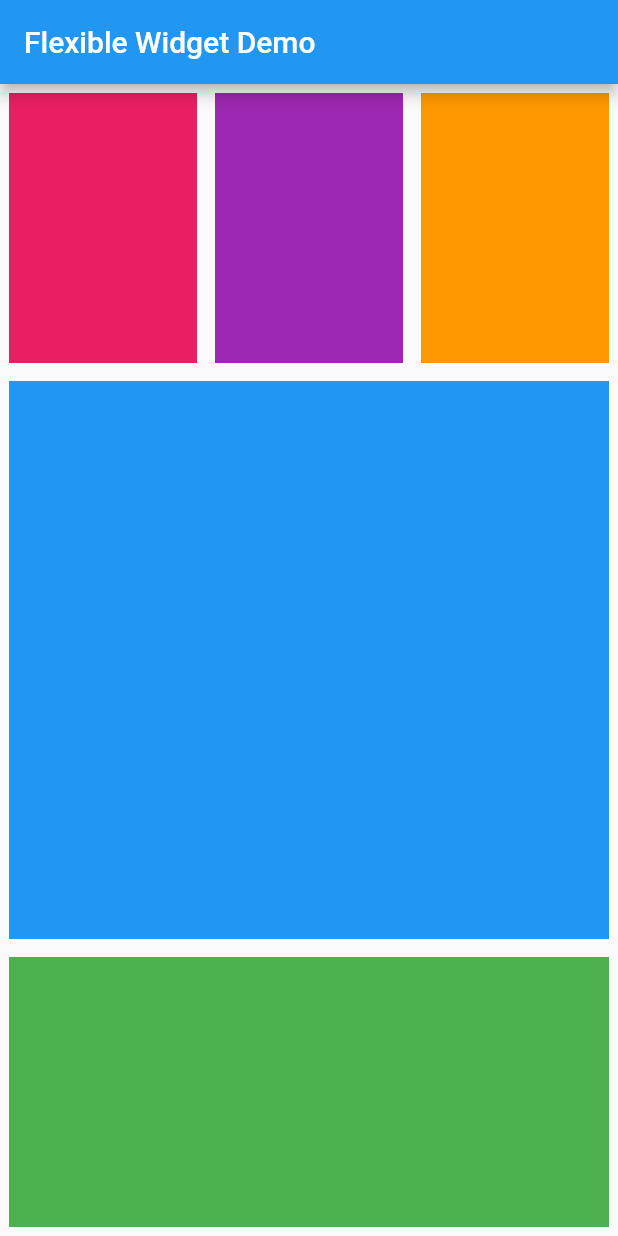
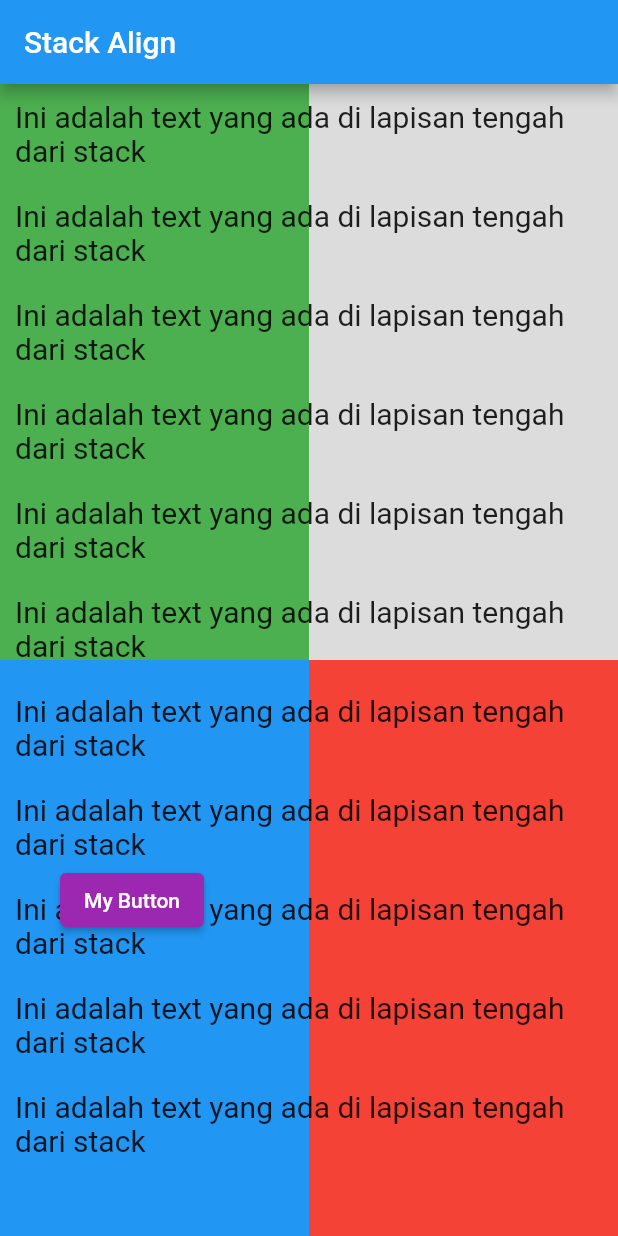
Before and after one commit to putranurf/hello-flutter, a Flutter app: the screen it shows after launch, on a phone screen of 412 x 824 dp. Run offline on Flutter 3.47's test engine with Material 2 defaults, Android fonts, the phone set to English and light mode, and no system bars.

Commit message:
Training Stack Align

```diff
--- a/lib/main.dart
+++ b/lib/main.dart
@@ -9,7 +9,8 @@ void main() {
   // runApp(const TestStatefulWidget());
   // runApp(const ListViewApp());
   // runApp(const AnimatedContainerApp());
-  runApp(const FlexibleWidgetApp());
+  // runApp(const FlexibleWidgetApp());
+  runApp(const StackAlignApp());
 }
 
 // class TextApp extends StatelessWidget {
@@ -240,57 +241,213 @@ void main() {
 //   }
 // }
 
-class FlexibleWidgetApp extends StatelessWidget {
-  const FlexibleWidgetApp({super.key});
+// class FlexibleWidgetApp extends StatelessWidget {
+//   const FlexibleWidgetApp({super.key});
+
+//   @override
+//   Widget build(BuildContext context) {
+//     return MaterialApp(
+//       home: Scaffold(
+//         appBar: AppBar(
+//           title: Text("Flexible Widget Demo"),
+//         ),
+//         body: Column(
+//           children: <Widget>[
+//             Flexible(
+//               child: Row(
+//                 children: <Widget>[
+//                   Flexible(
+//                     flex: 1,
+//                     child: Container(
+//                       margin: EdgeInsets.all(6),
+//                       color: Colors.pink,
+//                     ),
+//                   ),
+//                   Flexible(
+//                     flex: 1,
+//                     child: Container(
+//                       margin: EdgeInsets.all(6),
+//                       color: Colors.purple,
+//                     ),
+//                   ),
+//                   Flexible(
+//                     flex: 1,
+//                     child: Container(
+//                       margin: EdgeInsets.all(6),
+//                       color: Colors.orange,
+//                     ),
+//                   )
+//                 ],
+//               ),
+//             ),
+//             Flexible(
+//               flex: 2,
+//               child: Container(
+//                 margin: EdgeInsets.all(6),
+//                 color: Colors.blue,
+//               ),
+//             ),
+//             Flexible(
+//               flex: 1,
+//               child: Container(
+//                 margin: EdgeInsets.all(6),
+//                 color: Colors.green,
+//               ),
+//             ),
+//           ],
+//         ),
+//       ),
+//     );
+//   }
+// }
+
+class StackAlignApp extends StatelessWidget {
+  const StackAlignApp({super.key});
 
   @override
   Widget build(BuildContext context) {
     return MaterialApp(
       home: Scaffold(
         appBar: AppBar(
-          title: Text("Flexible Widget Demo"),
+          title: Text("Stack Align"),
         ),
-        body: Column(
+        body: Stack(
+          children: <Widget>[
+            Column(
               children: <Widget>[
                 Flexible(
+                  flex: 1,
                   child: Row(
                     children: <Widget>[
                       Flexible(
                           flex: 1,
                           child: Container(
-                      margin: EdgeInsets.all(6),
-                      color: Colors.pink,
+                            color: Colors.green,
+                          )),
+                      Flexible(
+                          flex: 1,
+                          child: Container(
+                            color: Colors.black12,
+                          )),
+                    ],
                   ),
                 ),
                 Flexible(
                   flex: 1,
-                    child: Container(
-                      margin: EdgeInsets.all(6),
-                      color: Colors.purple,
-                    ),
-                  ),
+                  child: Row(
+                    children: <Widget>[
                       Flexible(
                           flex: 1,
                           child: Container(
-                      margin: EdgeInsets.all(6),
-                      color: Colors.orange,
-                    ),
-                  )
+                            color: Colors.blue,
+                          )),
+                      Flexible(
+                          flex: 1,
+                          child: Container(
+                            color: Colors.red,
+                          )),
                     ],
                   ),
                 ),
-            Flexible(
-              flex: 2,
-              child: Container(
-                margin: EdgeInsets.all(6),
-                color: Colors.blue,
+              ],
+            ),
+            ListView(
+              children: <Widget>[
+                Column(
+                  children: <Widget>[
+                    Container(
+                      margin: EdgeInsets.all(10),
+                      child: Text(
+                        "Ini adalah text yang ada di lapisan tengah dari stack",
+                        style: TextStyle(fontSize: 20),
                       ),
                     ),
-            Flexible(
-              flex: 1,
-              child: Container(
-                margin: EdgeInsets.all(6),
-                color: Colors.green,
+                    Container(
+                      margin: EdgeInsets.all(10),
+                      child: Text(
+                        "Ini adalah text yang ada di lapisan tengah dari stack",
+                        style: TextStyle(fontSize: 20),
+                      ),
+                    ),
+                    Container(
+                      margin: EdgeInsets.all(10),
+                      child: Text(
+                        "Ini adalah text yang ada di lapisan tengah dari stack",
+                        style: TextStyle(fontSize: 20),
+                      ),
+                    ),
+                    Container(
+                      margin: EdgeInsets.all(10),
+                      child: Text(
+                        "Ini adalah text yang ada di lapisan tengah dari stack",
+                        style: TextStyle(fontSize: 20),
+                      ),
+                    ),
+                    Container(
+                      margin: EdgeInsets.all(10),
+                      child: Text(
+                        "Ini adalah text yang ada di lapisan tengah dari stack",
+                        style: TextStyle(fontSize: 20),
+                      ),
+                    ),
+                    Container(
+                      margin: EdgeInsets.all(10),
+                      child: Text(
+                        "Ini adalah text yang ada di lapisan tengah dari stack",
+                        style: TextStyle(fontSize: 20),
+                      ),
+                    ),
+                    Container(
+                      margin: EdgeInsets.all(10),
+                      child: Text(
+                        "Ini adalah text yang ada di lapisan tengah dari stack",
+                        style: TextStyle(fontSize: 20),
+                      ),
+                    ),
+                    Container(
+                      margin: EdgeInsets.all(10),
+                      child: Text(
+                        "Ini adalah text yang ada di lapisan tengah dari stack",
+                        style: TextStyle(fontSize: 20),
+                      ),
+                    ),
+                    Container(
+                      margin: EdgeInsets.all(10),
+                      child: Text(
+                        "Ini adalah text yang ada di lapisan tengah dari stack",
+                        style: TextStyle(fontSize: 20),
+                      ),
+                    ),
+                    Container(
+                      margin: EdgeInsets.all(10),
+                      child: Text(
+                        "Ini adalah text yang ada di lapisan tengah dari stack",
+                        style: TextStyle(fontSize: 20),
+                      ),
+                    ),
+                    Container(
+                      margin: EdgeInsets.all(10),
+                      child: Text(
+                        "Ini adalah text yang ada di lapisan tengah dari stack",
+                        style: TextStyle(fontSize: 20),
+                      ),
+                    ),
+                  ],
+                ),
+              ],
+            ),
+            Padding(
+              padding: const EdgeInsets.all(40),
+              child: Align(
+                alignment: Alignment(-1, 0.5),
+                child: ElevatedButton(
+                  style: ElevatedButton.styleFrom(
+                    primary: Colors.purple,
+                    onPrimary: Colors.white,
+                  ),
+                  onPressed: () {},
+                  child: Text("My Button"),
+                ),
               ),
             ),
           ],
```
Lines whose indentation alone changed are shown as unchanged.
